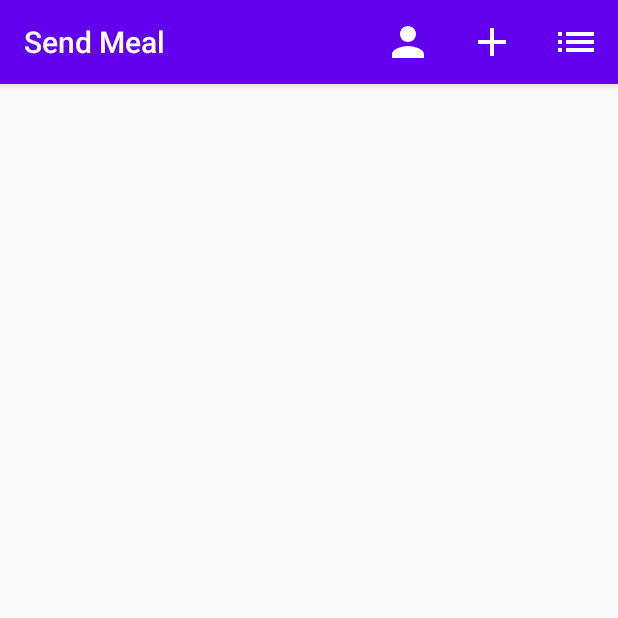
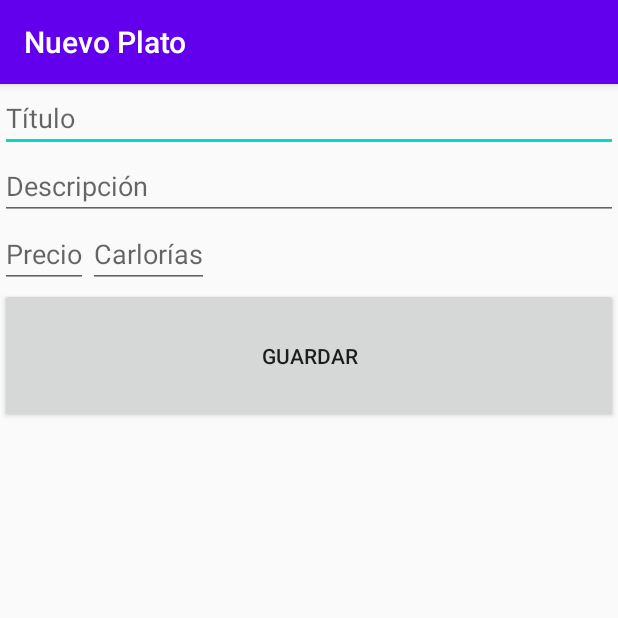
Before and after one commit to GiovaniFerraroTrivelli/TP-ISI-DAM-2020, an Android app: the screen it shows after launch (HomeActivity before the commit, AltaPlatoActivity after it), after a tap on "Crear Ítem", on a phone screen of 412 x 824 dp, the top half of it. Run offline under Robolectric (Android 15) with nearby library versions, the phone set to English and light mode, and no system bars.

Commit message:
Agregar actividad de alta Plato

```diff
--- /dev/null
+++ b/app/src/main/java/isi/dam/sendmeal/AltaPlatoActivity.java
@@ -0,0 +1,27 @@
+package isi.dam.sendmeal;
+
+import androidx.appcompat.app.AppCompatActivity;
+
+import android.os.Bundle;
+import android.view.View;
+import android.widget.Button;
+
+public class AltaPlatoActivity extends AppCompatActivity implements View.OnClickListener {
+
+    Button buttonGuardar;
+
+    @Override
+    protected void onCreate(Bundle savedInstanceState) {
+        super.onCreate(savedInstanceState);
+        setContentView(R.layout.activity_alta_plato);
+
+        buttonGuardar = (Button) findViewById(R.id.guardar_plato);
+
+
+    }
+
+    @Override
+    public void onClick(View view) {
+
+    }
+}
--- a/app/src/main/java/isi/dam/sendmeal/HomeActivity.java
+++ b/app/src/main/java/isi/dam/sendmeal/HomeActivity.java
@@ -36,10 +36,10 @@ public class HomeActivity extends AppCompatActivity {
                 startActivity(registarIntent);
                 return true;
 
-            case R.id.agregar_item:
-                Log.d("onOptionsItemSelected", "agregar_item");
+            case R.id.alta_plato:
+                Intent altaPlatoIntent =  new Intent(this, AltaPlatoActivity.class);
+                startActivity(altaPlatoIntent);
                 return true;
-
 
             case R.id.lista_items:
                 Log.d("onOptionsItemSelected", "lista_items");
--- a/app/src/main/java/isi/dam/sendmeal/RegistrarActivity.java
+++ b/app/src/main/java/isi/dam/sendmeal/RegistrarActivity.java
@@ -4,7 +4,6 @@ import android.os.Bundle;
 import android.text.Editable;
 import android.text.TextUtils;
 import android.text.TextWatcher;
-import android.util.Log;
 import android.view.View;
 import android.widget.Button;
 import android.widget.CheckBox;
@@ -30,7 +29,7 @@ public class RegistrarActivity extends AppCompatActivity implements View.OnClick
     @Override
     protected void onCreate(Bundle savedInstanceState) {
         super.onCreate(savedInstanceState);
-        setContentView(R.layout.activity_main);
+        setContentView(R.layout.activity_registrar);
 
         final Button btnRegister = (Button) findViewById(R.id.Registrar);
         btnRegister.setOnClickListener(this);
--- /dev/null
+++ b/app/src/main/res/layout/activity_alta_plato.xml
@@ -0,0 +1,53 @@
+<?xml version="1.0" encoding="utf-8"?>
+<LinearLayout xmlns:android="http://schemas.android.com/apk/res/android"
+    xmlns:app="http://schemas.android.com/apk/res-auto"
+    xmlns:tools="http://schemas.android.com/tools"
+    android:layout_width="match_parent"
+    android:layout_height="match_parent"
+    android:orientation="vertical"
+    tools:context=".AltaPlatoActivity">
+
+    <EditText
+        android:id="@+id/TituloPlato"
+        android:layout_width="match_parent"
+        android:layout_height="wrap_content"
+        android:hint="@string/titulo_plato"/>
+
+    <EditText
+        android:id="@+id/DescripcionPlato"
+        android:layout_width="match_parent"
+        android:layout_height="wrap_content"
+        android:hint="@string/descripcion_plato"/>
+
+    <LinearLayout
+        android:layout_width="wrap_content"
+        android:layout_height="wrap_content"
+        android:orientation="horizontal">
+
+        <EditText
+            android:id="@+id/PrecioPlato"
+            android:layout_width="match_parent"
+            android:layout_height="wrap_content"
+            android:inputType="number"
+            android:hint="@string/precio_plato"/>
+
+        <EditText
+            android:id="@+id/CaloriasPlato"
+            android:layout_width="match_parent"
+            android:layout_height="wrap_content"
+            android:inputType="number"
+            android:hint="@string/calorias_plato"/>
+
+    </LinearLayout>
+
+    <Button
+        android:id="@+id/guardar_plato"
+        android:layout_width="match_parent"
+        android:layout_height="90dp"
+        android:text="@string/guardar_plato"
+        />
+
+
+
+
+</LinearLayout>
--- a/app/src/main/res/menu/menu.xml
+++ b/app/src/main/res/menu/menu.xml
@@ -11,7 +11,7 @@
         app:showAsAction="ifRoom"/>
 
     <item
-        android:id="@+id/agregar_item"
+        android:id="@+id/alta_plato"
         android:icon="@drawable/add_white"
         android:title="@string/agregar"
         app:showAsAction="ifRoom"/>
--- a/app/src/main/res/values/strings.xml
+++ b/app/src/main/res/values/strings.xml
@@ -21,6 +21,14 @@
     <string name="registrar">Registrar</string>
     <string name="agregar">Crear Ítem</string>
     <string name="lista">Lista de Items</string>
+    <string name="titulo_alta_plato">Nuevo Plato</string>
+    <string name="titulo_registrar_usario">Registrar Usario</string>
+    <string name="titulo_plato">Título</string>
+    <string name="precio_plato">Precio</string>
+    <string name="calorias_plato">Carlorías</string>
+    <string name="descripcion_plato">Descripción</string>
+    <string name="guardar_plato">Guardar</string>
+
 
     <string-array name="spinner_meses">
         <item>01</item>
--- a/app/src/main/res/values/styles.xml
+++ b/app/src/main/res/values/styles.xml
@@ -2,6 +2,12 @@
     <!-- Base application theme. -->
     <style name="AppTheme" parent="Theme.AppCompat.Light.NoActionBar">
         <!-- Customize your theme here. -->
+        <item name="colorPrimary">@color/colorPrimary</item>
+        <item name="colorPrimaryDark">@color/colorPrimaryDark</item>
+        <item name="colorAccent">@color/colorAccent</item>
+    </style>
+
+    <style name="DefaultToolbarStyle" parent="Theme.AppCompat.Light.DarkActionBar">
         <item name="colorPrimary">@color/colorPrimary</item>
         <item name="colorPrimaryDark">@color/colorPrimaryDark</item>
         <item name="colorAccent">@color/colorAccent</item>
```
Also changed, not shown: app/src/main/AndroidManifest.xml (+9 -1 lines), app/src/main/java/isi/dam/sendmeal/model/Plato.java (added, +43 -0 lines), app/src/main/res/layout/activity_registrar.xml (renamed from app/src/main/res/layout/activity_main.xml).
